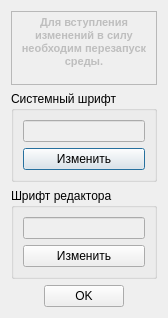
This is dialogeditguisettings.ui in atikbif/relkonIDE as Qt 5 draws it before an edit. The edited form follows.
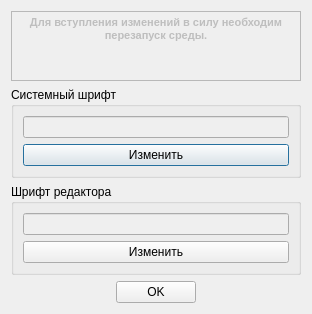
This is the edited form.

Diff of the .ui file:
```diff
--- a/dialogeditguisettings.ui
+++ b/dialogeditguisettings.ui
@@ -6,8 +6,8 @@
    <rect>
     <x>0</x>
     <y>0</y>
-    <width>168</width>
-    <height>318</height>
+    <width>312</width>
+    <height>294</height>
    </rect>
   </property>
   <property name="windowTitle">
```
